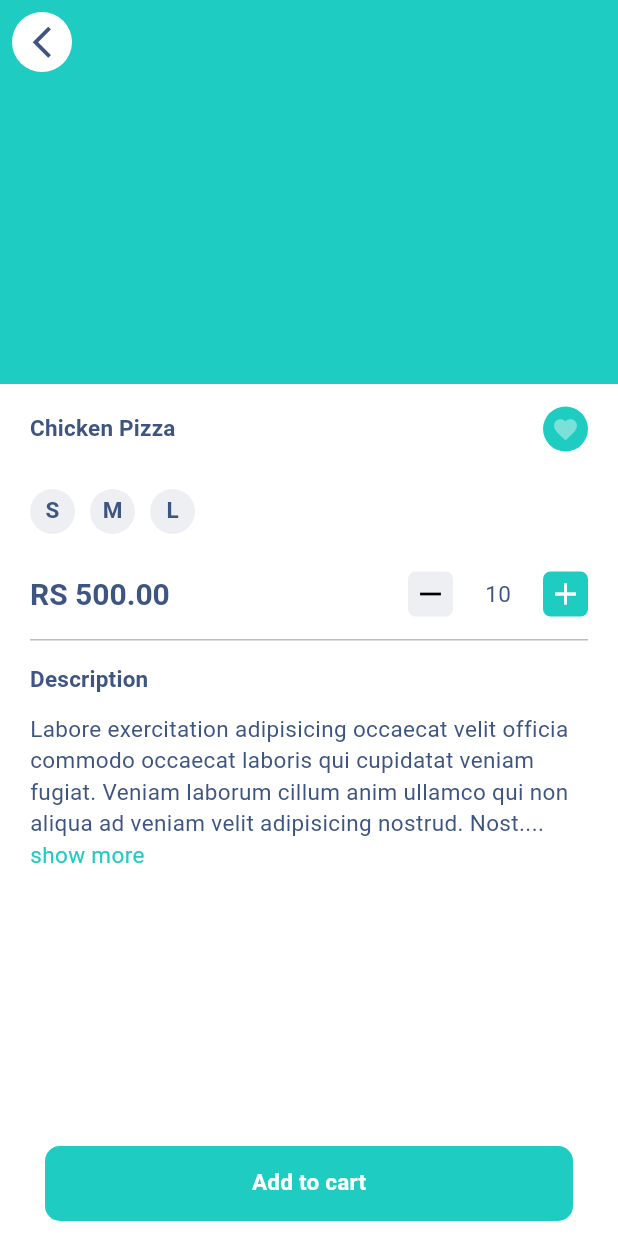
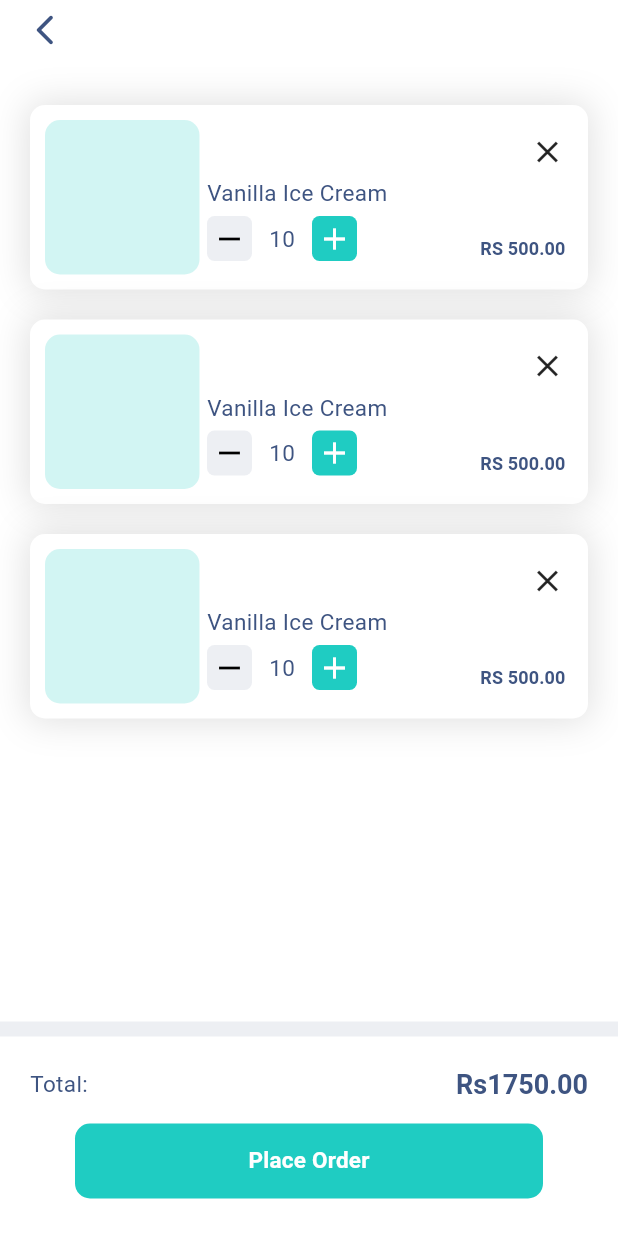
Before and after one commit to DhananjayaFdo/hungryhub, a Flutter app: the screen it shows after launch, on a phone screen of 412 x 824 dp. Run offline on Flutter 3.47's test engine with Material 3 defaults, Android fonts, the phone set to English and light mode, and no system bars.

Commit message:
cart screen ui design

```diff
--- a/lib/main.dart
+++ b/lib/main.dart
@@ -21,7 +21,7 @@ class _HungryHubState extends State<HungryHub> {
       debugShowCheckedModeBanner: false,
       theme: AppTheme.light,
       // onGenerateRoute: AppRoutes.generatedRoute,
-      home: ProductsScreen(),
+      home: CartScreen(),
     );
   }
 }
--- a/lib/src/features/other/screens/cart/cart.dart
+++ b/lib/src/features/other/screens/cart/cart.dart
@@ -1,4 +1,6 @@
 import 'package:flutter/material.dart';
+
+import 'widgets.dart';
 
 class CartScreen extends StatefulWidget {
   const CartScreen({super.key});
@@ -10,6 +12,15 @@ class CartScreen extends StatefulWidget {
 class _CartScreenState extends State<CartScreen> {
   @override
   Widget build(BuildContext context) {
-    return Scaffold();
+    return const Scaffold(
+      resizeToAvoidBottomInset: false,
+      body: Column(
+        children: [
+          TopBar(),
+          Body(),
+        ],
+      ),
+      bottomNavigationBar: PlaceOrderSection(),
+    );
   }
 }
--- /dev/null
+++ b/lib/src/features/other/screens/cart/widgets.dart
@@ -0,0 +1,3 @@
+export 'widgets/body.dart';
+export 'widgets/place_order_section.dart';
+export 'widgets/top_bar.dart';
--- /dev/null
+++ b/lib/src/features/other/screens/cart/widgets/body.dart
@@ -0,0 +1,213 @@
+import 'package:flutter/material.dart';
+import 'package:hungyhub/src/config/theme/app_theme.dart';
+import 'package:hungyhub/src/core/utils/constants/app_dimensions.dart';
+
+class Body extends StatefulWidget {
+  const Body({super.key});
+
+  @override
+  State<Body> createState() => _BodyState();
+}
+
+class _BodyState extends State<Body> {
+  @override
+  Widget build(BuildContext context) {
+    return Expanded(
+      child: Padding(
+        padding: const EdgeInsets.only(bottom: 10),
+        child: Container(
+          color: AppTheme.white,
+          child: ListView.builder(
+            padding: const EdgeInsets.only(bottom: 20, top: 10),
+            itemCount: 3,
+            itemBuilder: (context, index) => const ProductCard(),
+          ),
+        ),
+      ),
+    );
+  }
+}
+
+class ProductCard extends StatelessWidget {
+  const ProductCard({super.key});
+
+  @override
+  Widget build(BuildContext context) {
+    return Padding(
+      padding: const EdgeInsets.only(
+        left: CusDimensions.defaultPaddingSize,
+        right: CusDimensions.defaultPaddingSize,
+        bottom: 20,
+      ),
+      child: Container(
+        padding: const EdgeInsets.all(10),
+        decoration: BoxDecoration(
+          color: AppTheme.white,
+          boxShadow: const [
+            BoxShadow(
+              color: Colors.black12,
+              spreadRadius: 2,
+              blurRadius: 20,
+            ),
+          ],
+          borderRadius: BorderRadius.circular(10),
+        ),
+        child: const Row(
+          children: [
+            //? ----------------
+            ImageCon(),
+
+            //? ----------------
+            Expanded(
+              child: Padding(
+                padding: EdgeInsets.all(5.0),
+                child: Column(
+                  crossAxisAlignment: CrossAxisAlignment.start,
+                  children: [
+                    RemoveBtn(),
+                    Title(),
+                    Row(
+                      crossAxisAlignment: CrossAxisAlignment.end,
+                      children: [
+                        Counter(),
+                        Price(),
+                      ],
+                    )
+                  ],
+                ),
+              ),
+            ),
+          ],
+        ),
+      ),
+    );
+  }
+}
+
+class ImageCon extends StatelessWidget {
+  const ImageCon({super.key});
+
+  @override
+  Widget build(BuildContext context) {
+    return Container(
+      height: widthUsingMQ(context, 0.25),
+      width: widthUsingMQ(context, 0.25),
+      decoration: BoxDecoration(
+        borderRadius: BorderRadius.circular(10),
+        color: Theme.of(context).primaryColor.withOpacity(0.2),
+      ),
+    );
+  }
+}
+
+class RemoveBtn extends StatelessWidget {
+  const RemoveBtn({super.key});
+
+  @override
+  Widget build(BuildContext context) {
+    return const Align(
+      alignment: Alignment.centerRight,
+      child: Icon(
+        Icons.close_outlined,
+      ),
+    );
+  }
+}
+
+class Title extends StatelessWidget {
+  const Title({super.key});
+
+  @override
+  Widget build(BuildContext context) {
+    return const Padding(
+      padding: EdgeInsets.only(top: 5, bottom: 5),
+      child: Text('Vanilla Ice Cream'),
+    );
+  }
+}
+
+class Price extends StatelessWidget {
+  const Price({super.key});
+
+  @override
+  Widget build(BuildContext context) {
+    return Expanded(
+      child: Align(
+        alignment: Alignment.centerRight,
+        child: Text(
+          "RS 500.00",
+          style: Theme.of(context).textTheme.titleSmall!.copyWith(),
+        ),
+      ),
+    );
+  }
+}
+
+class Counter extends StatelessWidget {
+  const Counter({super.key});
+
+  @override
+  Widget build(BuildContext context) {
+    return Row(
+      children: [
+        //? --------------
+        CounterBtn(
+          icons: Icons.remove,
+          iconColor: Colors.black,
+          backColor: AppTheme.ASH,
+          onTap: () {},
+        ),
+
+        //? --------------
+        const SizedBox(
+          width: 40,
+          child: Center(
+            child: Text('10'),
+          ),
+        ),
+
+        //? --------------
+        CounterBtn(
+          icons: Icons.add,
+          iconColor: Colors.white,
+          backColor: Theme.of(context).primaryColor,
+          onTap: () {},
+        ),
+      ],
+    );
+  }
+}
+
+class CounterBtn extends StatelessWidget {
+  final IconData icons;
+  final Color iconColor;
+  final Color backColor;
+  final void Function()? onTap;
+  const CounterBtn({
+    super.key,
+    required this.icons,
+    required this.iconColor,
+    required this.backColor,
+    required this.onTap,
+  });
+
+  @override
+  Widget build(BuildContext context) {
+    return GestureDetector(
+      onTap: onTap,
+      child: Container(
+        height: 30,
+        width: 30,
+        alignment: Alignment.center,
+        decoration: BoxDecoration(
+          borderRadius: BorderRadius.circular(5),
+          color: backColor,
+        ),
+        child: Icon(
+          icons,
+          color: iconColor,
+        ),
+      ),
+    );
+  }
+}
--- /dev/null
+++ b/lib/src/features/other/screens/cart/widgets/place_order_section.dart
@@ -0,0 +1,105 @@
+import 'package:flutter/material.dart';
+import 'package:hungyhub/src/config/theme/app_theme.dart';
+import 'package:hungyhub/src/core/utils/constants/app_dimensions.dart';
+
+class PlaceOrderSection extends StatefulWidget {
+  const PlaceOrderSection({super.key});
+
+  @override
+  State<PlaceOrderSection> createState() => _PlaceOrderSectionState();
+}
+
+class _PlaceOrderSectionState extends State<PlaceOrderSection> {
+  @override
+  Widget build(BuildContext context) {
+    return Column(
+      mainAxisSize: MainAxisSize.min,
+      children: [
+        Container(
+          color: AppTheme.white,
+          child: SafeArea(
+            child: Padding(
+              padding: const EdgeInsets.all(CusDimensions.defaultPaddingSize),
+              child: Column(
+                children: [
+                  Row(
+                    children: [
+                      Total(),
+                      Count(),
+                    ],
+                  ),
+
+                  //?-------------
+                  PlaceOrderBtn(),
+                ],
+              ),
+            ),
+          ),
+        ),
+      ],
+    );
+  }
+}
+
+class Total extends StatelessWidget {
+  const Total({super.key});
+
+  @override
+  Widget build(BuildContext context) {
+    return Text('Total: ');
+  }
+}
+
+class Count extends StatelessWidget {
+  const Count({super.key});
+
+  @override
+  Widget build(BuildContext context) {
+    return Expanded(
+      child: Align(
+        alignment: Alignment.centerRight,
+        child: Text(
+          'Rs1750.00',
+          style: Theme.of(context).textTheme.titleLarge!.copyWith(),
+        ),
+      ),
+    );
+  }
+}
+
+class PlaceOrderBtn extends StatelessWidget {
+  const PlaceOrderBtn({super.key});
+
+  @override
+  Widget build(BuildContext context) {
+    return Column(
+      mainAxisSize: MainAxisSize.min,
+      children: [
+        Container(
+          color: AppTheme.white,
+          child: Padding(
+            padding: const EdgeInsets.only(bottom: 5, left: 30, right: 30, top: 15),
+            child: SafeArea(
+              top: false,
+              child: Container(
+                height: 50,
+                width: double.maxFinite,
+                decoration: BoxDecoration(
+                  borderRadius: BorderRadius.circular(10),
+                  color: Theme.of(context).primaryColor,
+                ),
+                alignment: Alignment.center,
+                child: Text(
+                  'Place Order',
+                  style: Theme.of(context).textTheme.titleMedium!.copyWith(
+                        color: AppTheme.white,
+                      ),
+                ),
+              ),
+            ),
+          ),
+        ),
+      ],
+    );
+  }
+}
--- /dev/null
+++ b/lib/src/features/other/screens/cart/widgets/top_bar.dart
@@ -0,0 +1,30 @@
+import 'package:flutter/material.dart';
+import 'package:hungyhub/src/config/theme/app_theme.dart';
+
+import '../../../../../core/widgets/widgets.dart';
+
+class TopBar extends StatelessWidget {
+  const TopBar({super.key});
+
+  @override
+  Widget build(BuildContext context) {
+    return Container(
+      color: AppTheme.white,
+      child: const SafeArea(
+        bottom: false,
+        child: Padding(
+          padding: EdgeInsets.only(
+            bottom: 20,
+            left: 10,
+            right: 10,
+          ),
+          child: Row(
+            children: [
+              NavBarBackBtn(),
+            ],
+          ),
+        ),
+      ),
+    );
+  }
+}
--- a/lib/src/features/other/screens/product/product.dart
+++ b/lib/src/features/other/screens/product/product.dart
@@ -11,7 +11,8 @@ class ProductsScreen extends StatefulWidget {
 class _ProductsScreenState extends State<ProductsScreen> {
   @override
   Widget build(BuildContext context) {
-    return Scaffold(
+    return const Scaffold(
+      resizeToAvoidBottomInset: false,
       body: Body(),
       bottomNavigationBar: CartBtn(),
     );
```
